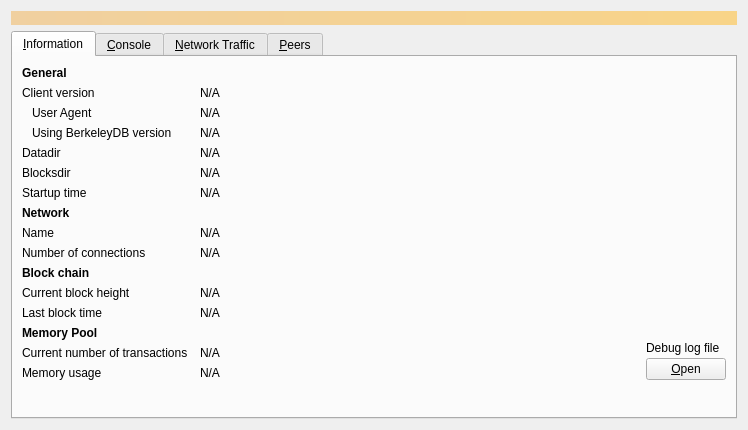
First picture: the form in src/qt/forms/debugwindow.ui, repository ElectraProtocol/XEP-Core, before the edit.
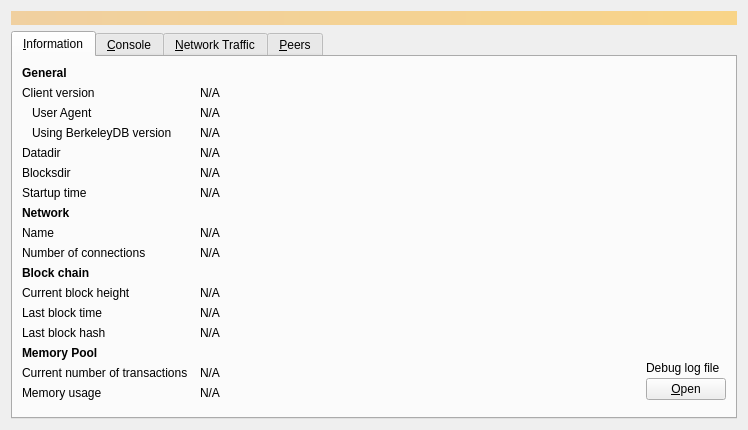
Second picture: the form after the edit. Icons and pictures are not drawn. Custom widgets are drawn as their Qt base class.

Commit message: Add block hash to GUI information tab

```diff
--- a/src/qt/forms/debugwindow.ui
+++ b/src/qt/forms/debugwindow.ui
@@ -334,6 +334,29 @@
         </widget>
        </item>
        <item row="13" column="0">
+        <widget class="QLabel" name="labelLastBlockHash">
+         <property name="text">
+          <string>Last block hash</string>
+         </property>
+        </widget>
+       </item>
+       <item row="13" column="1" colspan="2">
+        <widget class="QLabel" name="lastBlockHash">
+         <property name="cursor">
+          <cursorShape>IBeamCursor</cursorShape>
+         </property>
+         <property name="text">
+          <string>N/A</string>
+         </property>
+         <property name="textFormat">
+          <enum>Qt::PlainText</enum>
+         </property>
+         <property name="textInteractionFlags">
+          <set>Qt::LinksAccessibleByMouse|Qt::TextSelectableByKeyboard|Qt::TextSelectableByMouse</set>
+         </property>
+        </widget>
+       </item>
+       <item row="14" column="0">
         <widget class="QLabel" name="labelMempoolTitle">
          <property name="font">
           <font>
@@ -346,14 +369,14 @@
          </property>
         </widget>
        </item>
-       <item row="14" column="0">
+       <item row="15" column="0">
         <widget class="QLabel" name="labelNumberOfTransactions">
          <property name="text">
           <string>Current number of transactions</string>
          </property>
         </widget>
        </item>
-       <item row="14" column="1">
+       <item row="15" column="1">
         <widget class="QLabel" name="mempoolNumberTxs">
          <property name="cursor">
           <cursorShape>IBeamCursor</cursorShape>
@@ -369,14 +392,14 @@
          </property>
         </widget>
        </item>
-       <item row="15" column="0">
+       <item row="16" column="0">
         <widget class="QLabel" name="labelMemoryUsage">
          <property name="text">
           <string>Memory usage</string>
          </property>
         </widget>
        </item>
-       <item row="15" column="1">
+       <item row="16" column="1">
         <widget class="QLabel" name="mempoolSize">
          <property name="cursor">
           <cursorShape>IBeamCursor</cursorShape>
@@ -392,7 +415,7 @@
          </property>
         </widget>
        </item>
-       <item row="13" column="2" rowspan="3">
+       <item row="14" column="2" rowspan="3">
         <layout class="QVBoxLayout" name="verticalLayoutDebugButton">
          <property name="spacing">
           <number>3</number>
@@ -432,7 +455,7 @@
          </item>
         </layout>
        </item>
-       <item row="16" column="0">
+       <item row="17" column="0">
         <spacer name="verticalSpacer">
          <property name="orientation">
           <enum>Qt::Vertical</enum>
```
The commit also changes 8 other files.
